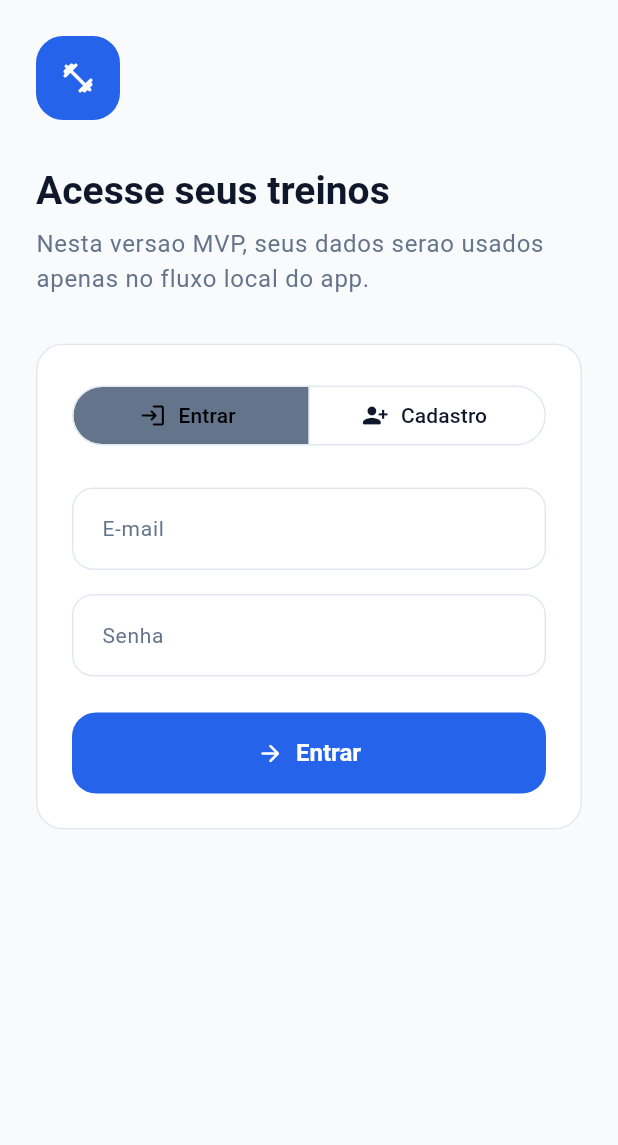
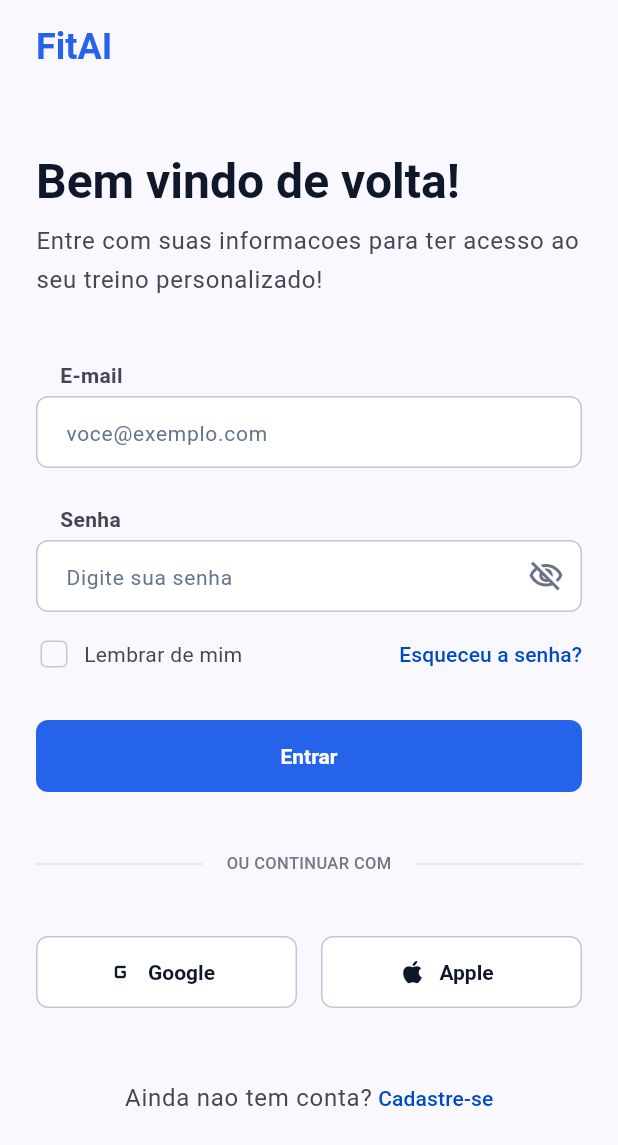
Before and after one commit to queirozzruan/FitAI-app, a Flutter app: the AuthScreen screen opened by its route, on a phone screen of 412 x 824 dp. Shown: the top 1145 px of the screen. Run offline on Flutter 3.47's test engine with Material 3 defaults, Android fonts, the phone set to English and light mode, and no system bars.

Commit message:
style: alinha login ao figma

```diff
--- a/lib/features/auth/presentation/auth_screen.dart
+++ b/lib/features/auth/presentation/auth_screen.dart
@@ -1,8 +1,5 @@
 import 'package:fitai/app/theme.dart';
 import 'package:fitai/core/constants/app_spacing.dart';
-import 'package:fitai/core/widgets/app_card.dart';
-import 'package:fitai/core/widgets/app_primary_button.dart';
-import 'package:fitai/core/widgets/app_text_field.dart';
 import 'package:flutter/material.dart';
 
 class AuthScreen extends StatefulWidget {
@@ -15,99 +12,125 @@ class AuthScreen extends StatefulWidget {
 }
 
 class _AuthScreenState extends State<AuthScreen> {
-  var _mode = AuthMode.signIn;
-
-  bool get _isSignIn => _mode == AuthMode.signIn;
+  var _rememberMe = false;
 
   @override
   Widget build(BuildContext context) {
     return Scaffold(
+      backgroundColor: const Color(0xFFFAF8FF),
       body: SafeArea(
         child: SingleChildScrollView(
-          padding: const EdgeInsets.all(AppSpacing.lg),
+          padding: const EdgeInsets.fromLTRB(
+            AppSpacing.lg,
+            AppSpacing.md,
+            AppSpacing.lg,
+            AppSpacing.lg,
+          ),
           child: Column(
             crossAxisAlignment: CrossAxisAlignment.start,
             children: [
-              Container(
-                width: 56,
-                height: 56,
-                decoration: BoxDecoration(
-                  borderRadius: BorderRadius.circular(18),
+              Text(
+                'FitAI',
+                style: Theme.of(context).textTheme.titleLarge?.copyWith(
                   color: FitAiColors.royalBlue,
-                ),
-                child: const Icon(
-                  Icons.fitness_center_rounded,
-                  color: FitAiColors.white,
+                  fontSize: 24,
+                  fontWeight: FontWeight.w700,
                 ),
               ),
-              const SizedBox(height: AppSpacing.xl),
+              const SizedBox(height: 56),
               Text(
-                _isSignIn ? 'Acesse seus treinos' : 'Crie sua conta visual',
-                style: Theme.of(context).textTheme.headlineMedium,
+                'Bem vindo de volta!',
+                style: Theme.of(context).textTheme.displaySmall?.copyWith(
+                  fontSize: 32,
+                  fontWeight: FontWeight.w700,
+                  height: 1.2,
+                ),
               ),
               const SizedBox(height: AppSpacing.sm),
               Text(
-                'Nesta versao MVP, seus dados serao usados apenas no fluxo local do app.',
+                'Entre com suas informacoes para ter acesso ao seu treino personalizado!',
                 style: Theme.of(context).textTheme.bodyLarge?.copyWith(
-                  color: FitAiColors.textSecondary,
+                  color: const Color(0xFF434655),
+                  height: 1.6,
                 ),
               ),
-              const SizedBox(height: AppSpacing.xl),
-              AppCard(
-                padding: const EdgeInsets.all(AppSpacing.lg),
-                child: Column(
-                  crossAxisAlignment: CrossAxisAlignment.stretch,
-                  children: [
-                    SegmentedButton<AuthMode>(
-                      segments: const [
-                        ButtonSegment(
-                          value: AuthMode.signIn,
-                          label: Text('Entrar'),
-                          icon: Icon(Icons.login_rounded),
-                        ),
-                        ButtonSegment(
-                          value: AuthMode.signUp,
-                          label: Text('Cadastro'),
-                          icon: Icon(Icons.person_add_alt_1_rounded),
-                        ),
-                      ],
-                      selected: {_mode},
-                      showSelectedIcon: false,
-                      onSelectionChanged: (selection) {
-                        setState(() => _mode = selection.first);
+              const SizedBox(height: AppSpacing.xxl),
+              const _AuthTextField(
+                hint: 'voce@exemplo.com',
+                keyboardType: TextInputType.emailAddress,
+                label: 'E-mail',
+                textInputAction: TextInputAction.next,
+              ),
+              const SizedBox(height: AppSpacing.lg),
+              const _AuthTextField(
+                hint: 'Digite sua senha',
+                label: 'Senha',
+                obscureText: true,
+                textInputAction: TextInputAction.done,
+              ),
+              const SizedBox(height: AppSpacing.sm),
+              Row(
+                children: [
+                  SizedBox(
+                    width: 24,
+                    height: 24,
+                    child: Checkbox(
+                      activeColor: FitAiColors.royalBlue,
+                      side: const BorderSide(color: Color(0xFFC3C6D7)),
+                      shape: RoundedRectangleBorder(
+                        borderRadius: BorderRadius.circular(4),
+                      ),
+                      value: _rememberMe,
+                      onChanged: (value) {
+                        setState(() => _rememberMe = value ?? false);
                       },
                     ),
-                    const SizedBox(height: AppSpacing.lg),
-                    if (!_isSignIn) ...[
-                      const AppTextField(
-                        label: 'Nome',
-                        hint: 'Como devemos chamar voce?',
-                        textInputAction: TextInputAction.next,
-                      ),
-                      const SizedBox(height: AppSpacing.md),
-                    ],
-                    const AppTextField(
-                      label: 'E-mail',
-                      hint: 'voce@exemplo.com',
-                      keyboardType: TextInputType.emailAddress,
-                      textInputAction: TextInputAction.next,
+                  ),
+                  const SizedBox(width: AppSpacing.sm),
+                  Text(
+                    'Lembrar de mim',
+                    style: Theme.of(context).textTheme.bodyMedium?.copyWith(
+                      color: const Color(0xFF434655),
                     ),
-                    const SizedBox(height: AppSpacing.md),
-                    const AppTextField(
-                      label: 'Senha',
-                      hint: 'Minimo de 6 caracteres',
-                      obscureText: true,
-                      textInputAction: TextInputAction.done,
+                  ),
+                  const Spacer(),
+                  TextButton(
+                    style: TextButton.styleFrom(
+                      foregroundColor: const Color(0xFF004AC6),
+                      padding: EdgeInsets.zero,
+                      tapTargetSize: MaterialTapTargetSize.shrinkWrap,
                     ),
-                    const SizedBox(height: AppSpacing.lg),
-                    AppPrimaryButton(
-                      label: _isSignIn ? 'Entrar' : 'Criar conta',
+                    onPressed: () {},
+                    child: const Text('Esqueceu a senha?'),
+                  ),
+                ],
+              ),
+              const SizedBox(height: AppSpacing.lg),
+              _LoginButton(onPressed: widget.onContinue),
+              const SizedBox(height: AppSpacing.xxl),
+              const _ContinueDivider(),
+              const SizedBox(height: AppSpacing.xxl),
+              Row(
+                children: [
+                  Expanded(
+                    child: _ProviderButton(
+                      icon: Icons.g_mobiledata_rounded,
+                      label: 'Google',
                       onPressed: widget.onContinue,
-                      icon: const Icon(Icons.arrow_forward_rounded),
                     ),
-                  ],
-                ),
+                  ),
+                  const SizedBox(width: AppSpacing.md),
+                  Expanded(
+                    child: _ProviderButton(
+                      icon: Icons.apple_rounded,
+                      label: 'Apple',
+                      onPressed: widget.onContinue,
+                    ),
+                  ),
+                ],
               ),
+              const SizedBox(height: AppSpacing.xxl),
+              const Center(child: _SignUpPrompt()),
             ],
           ),
         ),
@@ -116,4 +139,177 @@ class _AuthScreenState extends State<AuthScreen> {
   }
 }
 
-enum AuthMode { signIn, signUp }
+class _AuthTextField extends StatelessWidget {
+  const _AuthTextField({
+    required this.hint,
+    required this.label,
+    required this.textInputAction,
+    this.keyboardType,
+    this.obscureText = false,
+  });
+
+  final String hint;
+  final TextInputType? keyboardType;
+  final String label;
+  final bool obscureText;
+  final TextInputAction textInputAction;
+
+  @override
+  Widget build(BuildContext context) {
+    return Column(
+      crossAxisAlignment: CrossAxisAlignment.start,
+      children: [
+        Padding(
+          padding: const EdgeInsets.only(left: AppSpacing.md),
+          child: Text(
+            label,
+            style: Theme.of(context).textTheme.bodyMedium?.copyWith(
+              color: const Color(0xFF434655),
+              fontWeight: FontWeight.w600,
+            ),
+          ),
+        ),
+        const SizedBox(height: AppSpacing.xs),
+        TextField(
+          keyboardType: keyboardType,
+          obscureText: obscureText,
+          textInputAction: textInputAction,
+          decoration: InputDecoration(
+            contentPadding: const EdgeInsets.symmetric(
+              horizontal: AppSpacing.md,
+              vertical: 12,
+            ),
+            enabledBorder: _inputBorder,
+            focusedBorder: _inputBorder.copyWith(
+              borderSide: const BorderSide(
+                color: FitAiColors.royalBlue,
+                width: 1.4,
+              ),
+            ),
+            filled: true,
+            fillColor: FitAiColors.white,
+            hintText: hint,
+            suffixIcon: obscureText
+                ? const Icon(
+                    Icons.visibility_off_outlined,
+                    color: Color(0xFF6B7286),
+                  )
+                : null,
+          ),
+        ),
+      ],
+    );
+  }
+}
+
+class _ContinueDivider extends StatelessWidget {
+  const _ContinueDivider();
+
+  @override
+  Widget build(BuildContext context) {
+    return Row(
+      children: [
+        const Expanded(child: Divider(color: Color(0xFFE1E2ED))),
+        Padding(
+          padding: const EdgeInsets.symmetric(horizontal: AppSpacing.md),
+          child: Text(
+            'OU CONTINUAR COM',
+            style: Theme.of(context).textTheme.bodyMedium?.copyWith(
+              color: const Color(0xFF737686),
+              fontSize: 11,
+              fontWeight: FontWeight.w500,
+            ),
+          ),
+        ),
+        const Expanded(child: Divider(color: Color(0xFFE1E2ED))),
+      ],
+    );
+  }
+}
+
+class _LoginButton extends StatelessWidget {
+  const _LoginButton({required this.onPressed});
+
+  final VoidCallback? onPressed;
+
+  @override
+  Widget build(BuildContext context) {
+    return SizedBox(
+      width: double.infinity,
+      height: 48,
+      child: FilledButton(
+        style: FilledButton.styleFrom(
+          backgroundColor: FitAiColors.royalBlue,
+          shape: RoundedRectangleBorder(borderRadius: BorderRadius.circular(8)),
+          textStyle: const TextStyle(fontSize: 14, fontWeight: FontWeight.w600),
+        ),
+        onPressed: onPressed,
+        child: const Text('Entrar'),
+      ),
+    );
+  }
+}
+
+class _ProviderButton extends StatelessWidget {
+  const _ProviderButton({
+    required this.icon,
+    required this.label,
+    required this.onPressed,
+  });
+
+  final IconData icon;
+  final String label;
+  final VoidCallback? onPressed;
+
+  @override
+  Widget build(BuildContext context) {
+    return SizedBox(
+      height: 48,
+      child: OutlinedButton.icon(
+        style: OutlinedButton.styleFrom(
+          backgroundColor: FitAiColors.white,
+          foregroundColor: FitAiColors.textPrimary,
+          side: const BorderSide(color: Color(0xFFC3C6D7)),
+          shape: RoundedRectangleBorder(borderRadius: BorderRadius.circular(8)),
+          textStyle: const TextStyle(fontSize: 14, fontWeight: FontWeight.w600),
+        ),
+        icon: Icon(icon, size: 20),
+        label: Text(label),
+        onPressed: onPressed,
+      ),
+    );
+  }
+}
+
+class _SignUpPrompt extends StatelessWidget {
+  const _SignUpPrompt();
+
+  @override
+  Widget build(BuildContext context) {
+    return Wrap(
+      crossAxisAlignment: WrapCrossAlignment.center,
+      children: [
+        Text(
+          'Ainda nao tem conta?',
+          style: Theme.of(context).textTheme.bodyLarge?.copyWith(
+            color: const Color(0xFF434655),
+          ),
+        ),
+        TextButton(
+          style: TextButton.styleFrom(
+            foregroundColor: const Color(0xFF004AC6),
+            padding: const EdgeInsets.only(left: AppSpacing.xs),
+            tapTargetSize: MaterialTapTargetSize.shrinkWrap,
+          ),
+          onPressed: () {},
+          child: const Text('Cadastre-se'),
+        ),
+      ],
+    );
+  }
+}
+
+final _inputBorder = OutlineInputBorder(
+  borderRadius: BorderRadius.circular(8),
+  borderSide: const BorderSide(color: Color(0xFFC3C6D7)),
+);
```
Also changed, not shown: 1 other file.
